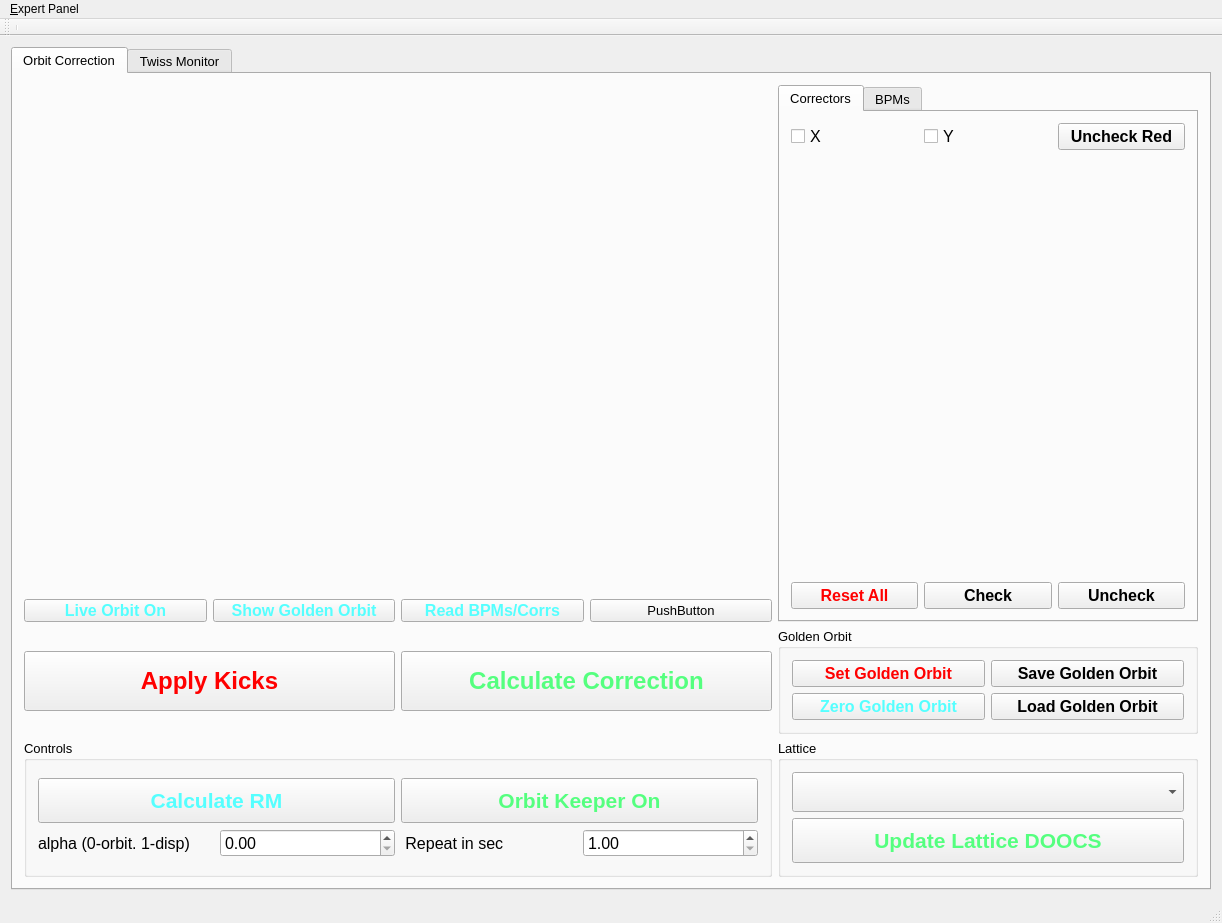
sergey-tomin/manul, file gui/UImanul2.ui: the form before one commit.
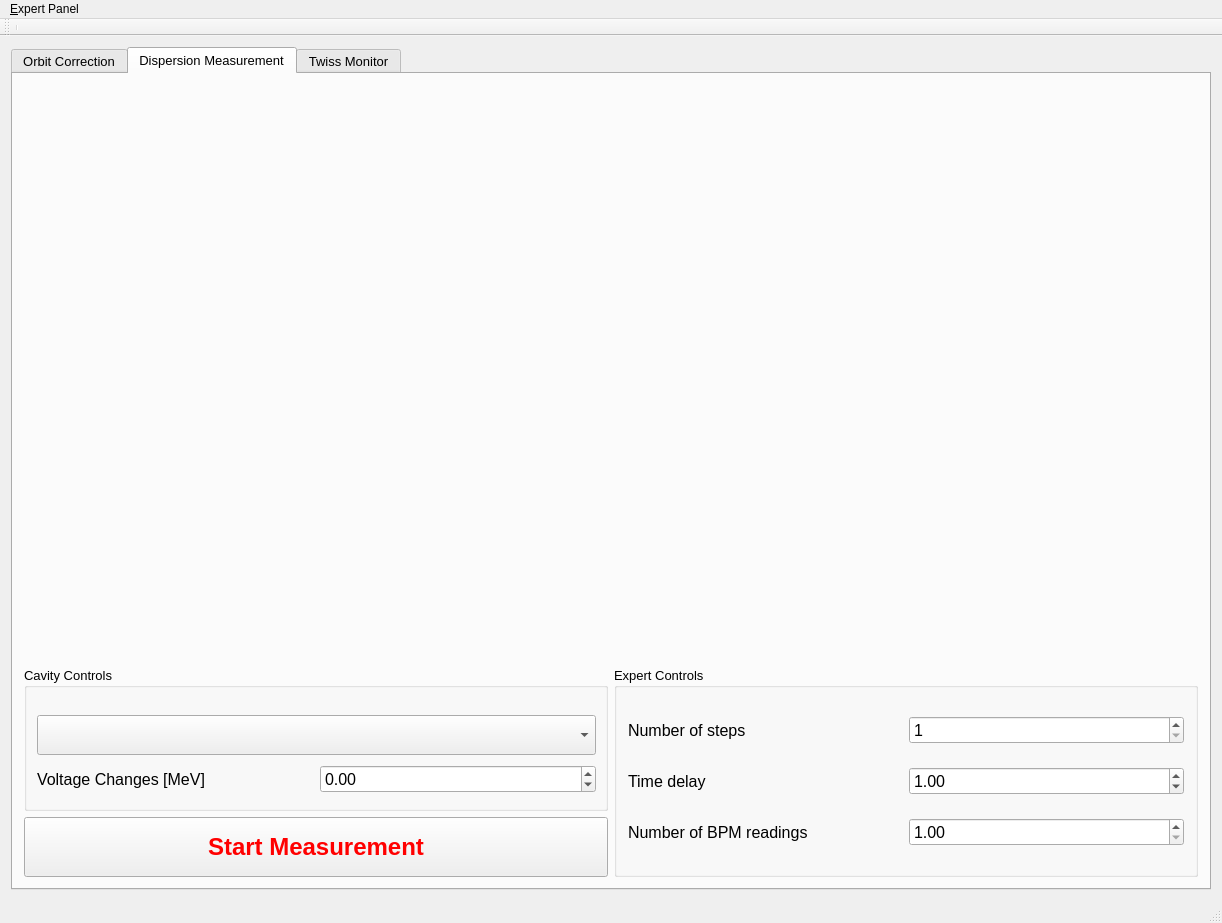
The form after the commit. The open tabs and pages were chosen to show the change.

Commit message: added test version of the dispersion measurement

Patch:
```diff
--- a/gui/UImanul2.ui
+++ b/gui/UImanul2.ui
@@ -109,13 +109,6 @@
               </property>
              </widget>
             </item>
-            <item>
-             <widget class="QPushButton" name="pushButton_5">
-              <property name="text">
-               <string>PushButton</string>
-              </property>
-             </widget>
-            </item>
            </layout>
           </item>
           <item row="5" column="3">
@@ -741,6 +734,303 @@
           </item>
          </layout>
         </widget>
+        <widget class="QWidget" name="tab">
+         <attribute name="title">
+          <string>Dispersion Measurement</string>
+         </attribute>
+         <layout class="QGridLayout" name="gridLayout_2">
+          <item row="0" column="0" colspan="2">
+           <widget class="QWidget" name="w_disp" native="true">
+            <property name="sizePolicy">
+             <sizepolicy hsizetype="Expanding" vsizetype="Expanding">
+              <horstretch>0</horstretch>
+              <verstretch>0</verstretch>
+             </sizepolicy>
+            </property>
+            <property name="minimumSize">
+             <size>
+              <width>650</width>
+              <height>400</height>
+             </size>
+            </property>
+            <property name="styleSheet">
+             <string notr="true"/>
+            </property>
+           </widget>
+          </item>
+          <item row="2" column="0">
+           <widget class="QGroupBox" name="groupBox_8">
+            <property name="minimumSize">
+             <size>
+              <width>0</width>
+              <height>144</height>
+             </size>
+            </property>
+            <property name="font">
+             <font>
+              <pointsize>10</pointsize>
+             </font>
+            </property>
+            <property name="title">
+             <string>Cavity Controls</string>
+            </property>
+            <widget class="QWidget" name="layoutWidget">
+             <property name="geometry">
+              <rect>
+               <x>2</x>
+               <y>33</y>
+               <width>581</width>
+               <height>110</height>
+              </rect>
+             </property>
+             <layout class="QGridLayout" name="gridLayout_34">
+              <item row="1" column="0">
+               <widget class="QComboBox" name="cb_cav_list">
+                <property name="minimumSize">
+                 <size>
+                  <width>0</width>
+                  <height>40</height>
+                 </size>
+                </property>
+                <property name="font">
+                 <font>
+                  <pointsize>14</pointsize>
+                 </font>
+                </property>
+               </widget>
+              </item>
+              <item row="2" column="0">
+               <layout class="QHBoxLayout" name="horizontalLayout_26">
+                <item>
+                 <widget class="QLabel" name="label_9">
+                  <property name="font">
+                   <font>
+                    <pointsize>12</pointsize>
+                   </font>
+                  </property>
+                  <property name="text">
+                   <string>Voltage Changes [MeV]</string>
+                  </property>
+                 </widget>
+                </item>
+                <item>
+                 <widget class="QDoubleSpinBox" name="sb_voltage">
+                  <property name="font">
+                   <font>
+                    <pointsize>12</pointsize>
+                   </font>
+                  </property>
+                  <property name="locale">
+                   <locale language="English" country="UnitedStates"/>
+                  </property>
+                  <property name="minimum">
+                   <double>-20.000000000000000</double>
+                  </property>
+                  <property name="maximum">
+                   <double>20.000000000000000</double>
+                  </property>
+                  <property name="singleStep">
+                   <double>0.500000000000000</double>
+                  </property>
+                  <property name="value">
+                   <double>0.000000000000000</double>
+                  </property>
+                 </widget>
+                </item>
+               </layout>
+              </item>
+             </layout>
+            </widget>
+           </widget>
+          </item>
+          <item row="4" column="0" colspan="2">
+           <layout class="QHBoxLayout" name="horizontalLayout_28"/>
+          </item>
+          <item row="3" column="0">
+           <widget class="QPushButton" name="pb_start_meas">
+            <property name="minimumSize">
+             <size>
+              <width>150</width>
+              <height>60</height>
+             </size>
+            </property>
+            <property name="font">
+             <font>
+              <pointsize>18</pointsize>
+              <weight>75</weight>
+              <bold>true</bold>
+             </font>
+            </property>
+            <property name="styleSheet">
+             <string notr="true">color: rgb(255, 0, 0);</string>
+            </property>
+            <property name="text">
+             <string>Start Measurement</string>
+            </property>
+           </widget>
+          </item>
+          <item row="2" column="1" rowspan="2">
+           <widget class="QGroupBox" name="groupBox_7">
+            <property name="minimumSize">
+             <size>
+              <width>0</width>
+              <height>100</height>
+             </size>
+            </property>
+            <property name="font">
+             <font>
+              <pointsize>10</pointsize>
+             </font>
+            </property>
+            <property name="title">
+             <string>Expert Controls</string>
+            </property>
+            <layout class="QGridLayout" name="gridLayout_31">
+             <item row="0" column="1">
+              <layout class="QHBoxLayout" name="horizontalLayout_31">
+               <item>
+                <widget class="QLabel" name="label_13">
+                 <property name="minimumSize">
+                  <size>
+                   <width>0</width>
+                   <height>0</height>
+                  </size>
+                 </property>
+                 <property name="font">
+                  <font>
+                   <pointsize>12</pointsize>
+                  </font>
+                 </property>
+                 <property name="text">
+                  <string>Number of steps</string>
+                 </property>
+                </widget>
+               </item>
+               <item>
+                <widget class="QSpinBox" name="sb_n_steps">
+                 <property name="font">
+                  <font>
+                   <pointsize>12</pointsize>
+                  </font>
+                 </property>
+                 <property name="minimum">
+                  <number>1</number>
+                 </property>
+                 <property name="maximum">
+                  <number>5</number>
+                 </property>
+                 <property name="value">
+                  <number>1</number>
+                 </property>
+                </widget>
+               </item>
+              </layout>
+             </item>
+             <item row="1" column="1">
+              <layout class="QHBoxLayout" name="horizontalLayout_29">
+               <item>
+                <widget class="QLabel" name="label_11">
+                 <property name="minimumSize">
+                  <size>
+                   <width>0</width>
+                   <height>0</height>
+                  </size>
+                 </property>
+                 <property name="font">
+                  <font>
+                   <pointsize>12</pointsize>
+                  </font>
+                 </property>
+                 <property name="text">
+                  <string>Time delay</string>
+                 </property>
+                </widget>
+               </item>
+               <item>
+                <widget class="QDoubleSpinBox" name="sb_time_delay">
+                 <property name="font">
+                  <font>
+                   <pointsize>12</pointsize>
+                  </font>
+                 </property>
+                 <property name="locale">
+                  <locale language="English" country="UnitedStates"/>
+                 </property>
+                 <property name="minimum">
+                  <double>0.000000000000000</double>
+                 </property>
+                 <property name="maximum">
+                  <double>10.000000000000000</double>
+                 </property>
+                 <property name="singleStep">
+                  <double>5.000000000000000</double>
+                 </property>
+                 <property name="value">
+                  <double>1.000000000000000</double>
+                 </property>
+                </widget>
+               </item>
+              </layout>
+             </item>
+             <item row="2" column="1">
+              <layout class="QGridLayout" name="gridLayout_32">
+               <item row="2" column="1">
+                <layout class="QVBoxLayout" name="verticalLayout_14">
+                 <item>
+                  <layout class="QHBoxLayout" name="horizontalLayout_27">
+                   <item>
+                    <widget class="QLabel" name="label_10">
+                     <property name="minimumSize">
+                      <size>
+                       <width>0</width>
+                       <height>0</height>
+                      </size>
+                     </property>
+                     <property name="font">
+                      <font>
+                       <pointsize>12</pointsize>
+                      </font>
+                     </property>
+                     <property name="text">
+                      <string>Number of BPM readings</string>
+                     </property>
+                    </widget>
+                   </item>
+                   <item>
+                    <widget class="QDoubleSpinBox" name="sb_n_readings">
+                     <property name="font">
+                      <font>
+                       <pointsize>12</pointsize>
+                      </font>
+                     </property>
+                     <property name="locale">
+                      <locale language="English" country="UnitedStates"/>
+                     </property>
+                     <property name="minimum">
+                      <double>1.000000000000000</double>
+                     </property>
+                     <property name="maximum">
+                      <double>30.000000000000000</double>
+                     </property>
+                     <property name="singleStep">
+                      <double>1.000000000000000</double>
+                     </property>
+                     <property name="value">
+                      <double>1.000000000000000</double>
+                     </property>
+                    </widget>
+                   </item>
+                  </layout>
+                 </item>
+                </layout>
+               </item>
+              </layout>
+             </item>
+            </layout>
+           </widget>
+          </item>
+         </layout>
+        </widget>
         <widget class="QWidget" name="tab_4">
          <attribute name="title">
           <string>Twiss Monitor</string>
```
Left out of the diff: 2 changed lines with no effect on the pictures. The commit also changes 8 other files.
